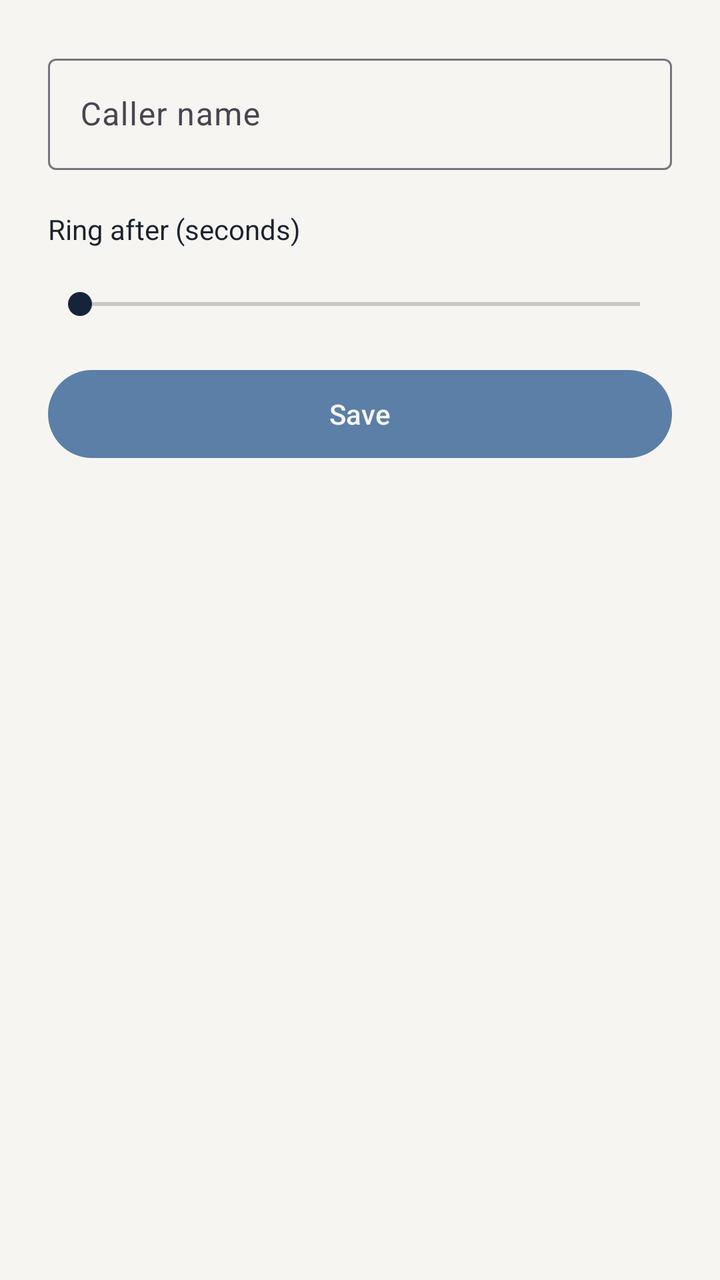
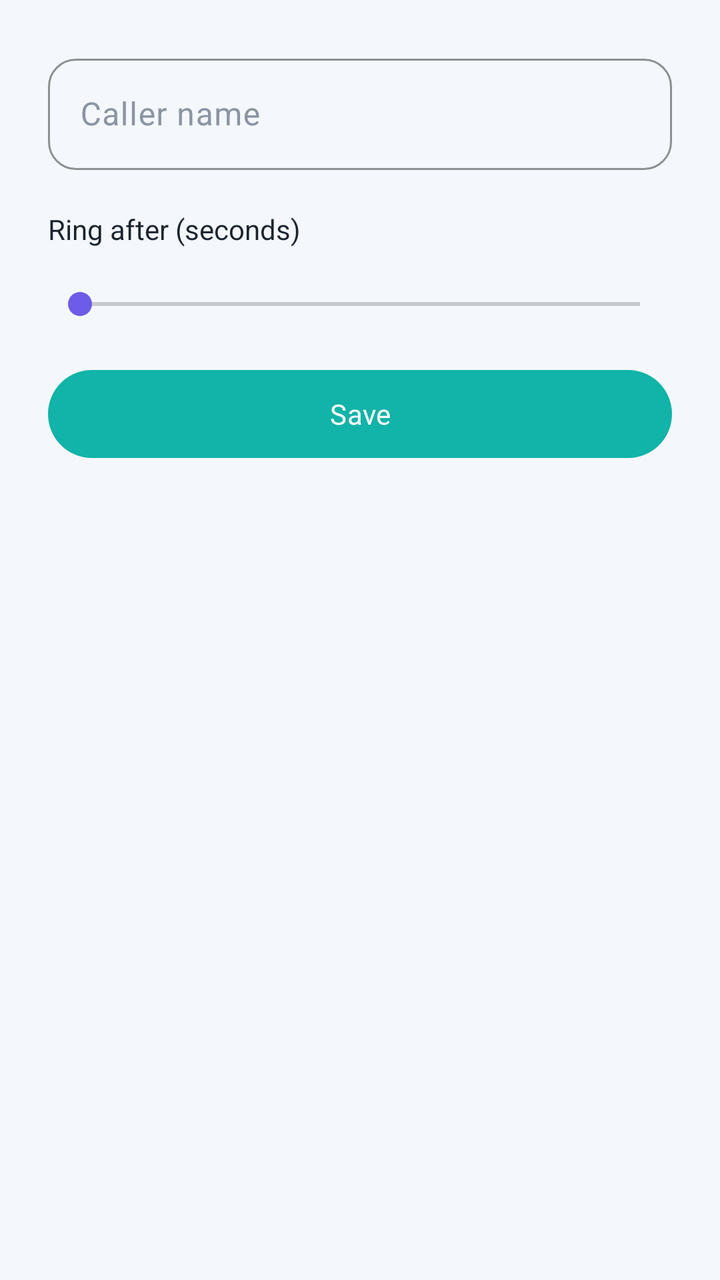

Screens rendered from an Android XML layout before and after an edit, with the pre-edit source and the edit as a unified diff.
<!-- AndroidManifest.xml: application theme Theme.PingHome -->
<!-- res/layout/activity_fake_call_settings.xml -->
<?xml version="1.0" encoding="utf-8"?>
<LinearLayout xmlns:android="http://schemas.android.com/apk/res/android"
    android:layout_width="match_parent"
    android:layout_height="match_parent"
    android:orientation="vertical"
    android:background="?attr/android:colorBackground"
    android:padding="24dp">

    <com.google.android.material.textfield.TextInputLayout
        android:layout_width="match_parent"
        android:layout_height="wrap_content"
        android:hint="Caller name"
        style="@style/Widget.Material3.TextInputLayout.OutlinedBox">
        <com.google.android.material.textfield.TextInputEditText
            android:id="@+id/callerNameInput"
            android:layout_width="match_parent"
            android:layout_height="wrap_content" />
    </com.google.android.material.textfield.TextInputLayout>

    <TextView
        android:layout_width="match_parent"
        android:layout_height="wrap_content"
        android:layout_marginTop="20dp"
        android:text="Ring after (seconds)"
        android:textColor="?attr/colorOnBackground" />

    <TextView
        android:id="@+id/delayValueText"
        android:layout_width="match_parent"
        android:layout_height="wrap_content"
        android:textColor="?attr/colorOnBackground"
        android:textStyle="bold" />

    <SeekBar
        android:id="@+id/delaySeekBar"
        android:layout_width="match_parent"
        android:layout_height="wrap_content"
        android:max="55"
        android:min="0" />

    <com.google.android.material.button.MaterialButton
        android:id="@+id/saveButton"
        android:layout_width="match_parent"
        android:layout_height="52dp"
        android:layout_marginTop="20dp"
        android:text="Save" />

</LinearLayout>
<!-- resources referenced by this layout -->
<resources>
  <style name="Theme.PingHome" parent="Theme.Material3.Light.NoActionBar">
          <item name="colorPrimary">@color/blue_muted</item>
          <item name="colorPrimaryDark">@color/navy_900</item>
          <item name="colorOnPrimary">@color/off_white</item>
          <item name="colorSecondary">@color/navy_800</item>
          <item name="colorSurface">@color/surface_light</item>
          <item name="android:colorBackground">@color/off_white</item>
          <item name="colorOnBackground">@color/text_primary_light</item>
          <item name="colorOnSurface">@color/text_primary_light</item>
          <item name="colorError">@color/sos_red</item>
          <item name="android:statusBarColor">@color/navy_900</item>
          <item name="android:windowLightStatusBar">false</item>
      </style>
  <color name="blue_muted">#5B7FA6</color>
  <color name="navy_900">#0F1B2D</color>
  <color name="off_white">#F6F5F1</color>
  <color name="navy_800">#16243B</color>
  <color name="surface_light">#FFFFFF</color>
  <color name="text_primary_light">#1B2230</color>
  <color name="sos_red">#C0392B</color>
</resources>

<!-- the commit's change to res/layout/activity_fake_call_settings.xml (unified diff, before → after) -->
@@ -9,8 +9,7 @@
     <com.google.android.material.textfield.TextInputLayout
         android:layout_width="match_parent"
         android:layout_height="wrap_content"
-        android:hint="Caller name"
-        style="@style/Widget.Material3.TextInputLayout.OutlinedBox">
+        android:hint="Caller name">
         <com.google.android.material.textfield.TextInputEditText
             android:id="@+id/callerNameInput"
             android:layout_width="match_parent"
<!-- resource entries referenced after the edit -->
@@ -1,24 +1,95 @@
 <!-- resources referenced by this layout -->
 <resources>
   <style name="Theme.PingHome" parent="Theme.Material3.Light.NoActionBar">
-          <item name="colorPrimary">@color/blue_muted</item>
-          <item name="colorPrimaryDark">@color/navy_900</item>
-          <item name="colorOnPrimary">@color/off_white</item>
-          <item name="colorSecondary">@color/navy_800</item>
-          <item name="colorSurface">@color/surface_light</item>
-          <item name="android:colorBackground">@color/off_white</item>
-          <item name="colorOnBackground">@color/text_primary_light</item>
-          <item name="colorOnSurface">@color/text_primary_light</item>
+          <item name="colorPrimary">@color/light_primary</item>
+          <item name="colorPrimaryDark">@color/light_primary_variant</item>
+          <item name="colorOnPrimary">@color/white</item>
+          <item name="colorPrimaryContainer">@color/light_card_alt</item>
+          <item name="colorOnPrimaryContainer">@color/light_primary_variant</item>
+          <item name="colorSecondary">@color/light_secondary</item>
+          <item name="colorOnSecondary">@color/white</item>
+          <item name="colorSurface">@color/light_surface</item>
+          <item name="colorSurfaceVariant">@color/light_card_alt</item>
+          <item name="colorOnSurfaceVariant">@color/light_muted</item>
+          <item name="android:colorBackground">@color/light_background</item>
+          <item name="colorOnBackground">@color/light_on_background</item>
+          <item name="colorOnSurface">@color/light_on_background</item>
+          <item name="colorOutline">@color/light_divider</item>
           <item name="colorError">@color/sos_red</item>
-          <item name="android:statusBarColor">@color/navy_900</item>
-          <item name="android:windowLightStatusBar">false</item>
+          <item name="colorMuted">@color/light_muted</item>
+          <item name="colorCardAlt">@color/light_card_alt</item>
+          <item name="android:statusBarColor">@color/light_background</item>
+          <item name="android:navigationBarColor">@color/light_surface</item>
+          <item name="android:windowLightStatusBar">true</item>
+          <item name="android:windowLightNavigationBar">true</item>
+          <item name="android:fontFamily">sans-serif</item>
+          <item name="materialButtonStyle">@style/Widget.PingHome.Button</item>
+          <item name="materialCardViewStyle">@style/Widget.PingHome.Card</item>
+          <item name="textInputStyle">@style/Widget.PingHome.TextInput</item>
+          <item name="bottomNavigationStyle">@style/Widget.PingHome.BottomNav</item>
+          <item name="floatingActionButtonStyle">@style/Widget.PingHome.Fab</item>
       </style>
-  <color name="blue_muted">#5B7FA6</color>
-  <color name="navy_900">#0F1B2D</color>
-  <color name="off_white">#F6F5F1</color>
-  <color name="navy_800">#16243B</color>
-  <color name="surface_light">#FFFFFF</color>
-  <color name="text_primary_light">#1B2230</color>
-  <color name="sos_red">#C0392B</color>
+  <color name="light_primary">#12B3A8</color>
+  <color name="light_primary_variant">#0E8C84</color>
+  <color name="white">#FFFFFF</color>
+  <color name="light_card_alt">#E9F8F6</color>
+  <color name="light_secondary">#6C5CE7</color>
+  <color name="light_surface">#FFFFFF</color>
+  <color name="light_muted">#8B94A3</color>
+  <color name="light_background">#F4F7FB</color>
+  <color name="light_on_background">#1B2430</color>
+  <color name="light_divider">#E3E8EF</color>
+  <color name="sos_red">#D81B3F</color>
+  <style name="Widget.PingHome.Button" parent="Widget.Material3.Button">
+          <item name="cornerRadius">28dp</item>
+          <item name="android:textAppearance">@style/TextAppearance.PingHome.Label</item>
+          <item name="android:paddingLeft">20dp</item>
+          <item name="android:paddingRight">20dp</item>
+          <item name="android:minHeight">52dp</item>
+      </style>
+  <style name="Widget.PingHome.Card" parent="Widget.Material3.CardView.Filled">
+          <item name="cardCornerRadius">18dp</item>
+          <item name="cardElevation">0dp</item>
+          <item name="cardBackgroundColor">?attr/colorSurface</item>
+          <item name="strokeWidth">0dp</item>
+      </style>
+  <style name="Widget.PingHome.TextInput" parent="Widget.Material3.TextInputLayout.OutlinedBox">
+          <item name="boxCornerRadiusTopStart">14dp</item>
+          <item name="boxCornerRadiusTopEnd">14dp</item>
+          <item name="boxCornerRadiusBottomStart">14dp</item>
+          <item name="boxCornerRadiusBottomEnd">14dp</item>
+          <item name="boxStrokeColor">?attr/colorPrimary</item>
+      </style>
+  <style name="Widget.PingHome.BottomNav" parent="Widget.Material3.BottomNavigationView">
+          <item name="android:background">@drawable/bg_bottom_nav</item>
+          <item name="itemIconTint">@color/bottom_nav_item</item>
+          <item name="itemTextColor">@color/bottom_nav_item</item>
+          <item name="itemActiveIndicatorStyle">@style/Widget.PingHome.BottomNav.Indicator</item>
+          <item name="labelVisibilityMode">labeled</item>
+          <item name="elevation">12dp</item>
+      </style>
+  <style name="Widget.PingHome.Fab" parent="Widget.Material3.FloatingActionButton.Primary">
+          <item name="backgroundTint">?attr/colorPrimary</item>
+          <item name="tint">@color/white</item>
+          <item name="shapeAppearanceOverlay">@style/ShapeAppearance.PingHome.Fab</item>
+      </style>
+  <style name="TextAppearance.PingHome.Label" parent="TextAppearance.Material3.LabelLarge">
+          <item name="android:textSize">14sp</item>
+          <item name="android:fontFamily">sans-serif-medium</item>
+          <item name="android:letterSpacing">0.01</item>
+      </style>
+  <!-- drawable bg_bottom_nav (drawable) -->
+  <?xml version="1.0" encoding="utf-8"?>
+  <shape xmlns:android="http://schemas.android.com/apk/res/android" android:shape="rectangle">
+      <solid android:color="?attr/colorSurface" />
+      <corners android:topLeftRadius="24dp" android:topRightRadius="24dp" />
+  </shape>
+  <style name="Widget.PingHome.BottomNav.Indicator" parent="Widget.Material3.BottomNavigationView.ActiveIndicator">
+          <item name="android:color">@color/bottom_nav_indicator</item>
+      </style>
+  <style name="ShapeAppearance.PingHome.Fab" parent="">
+          <item name="cornerFamily">rounded</item>
+          <item name="cornerSize">18dp</item>
+      </style>
 </resources>
 
